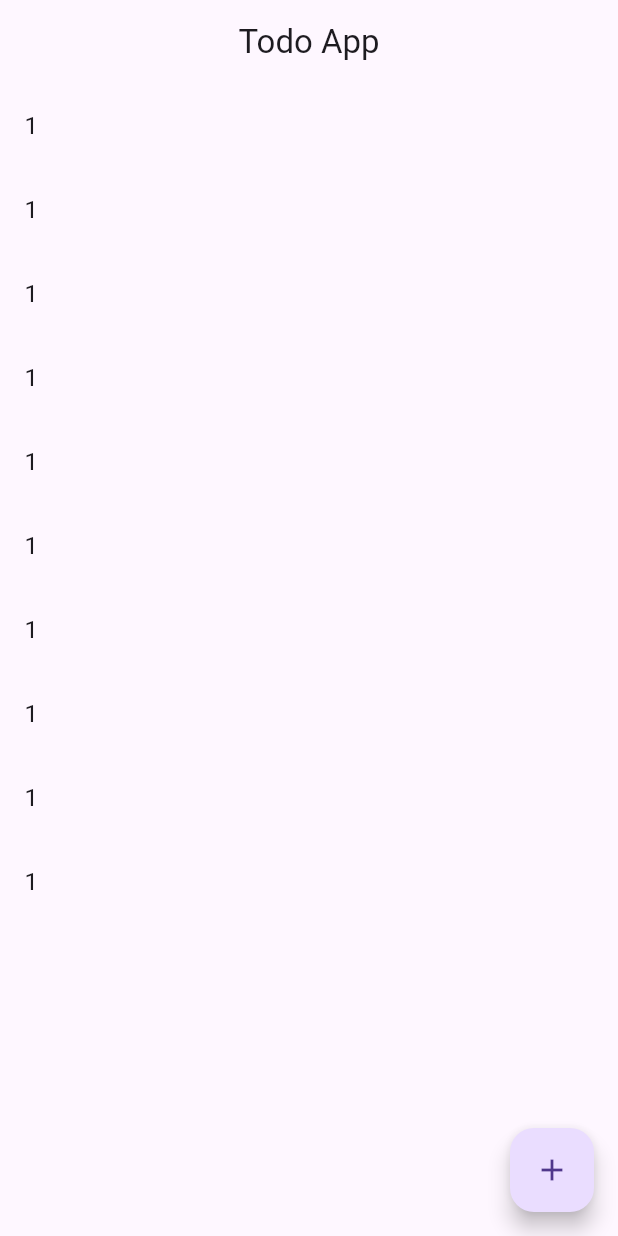
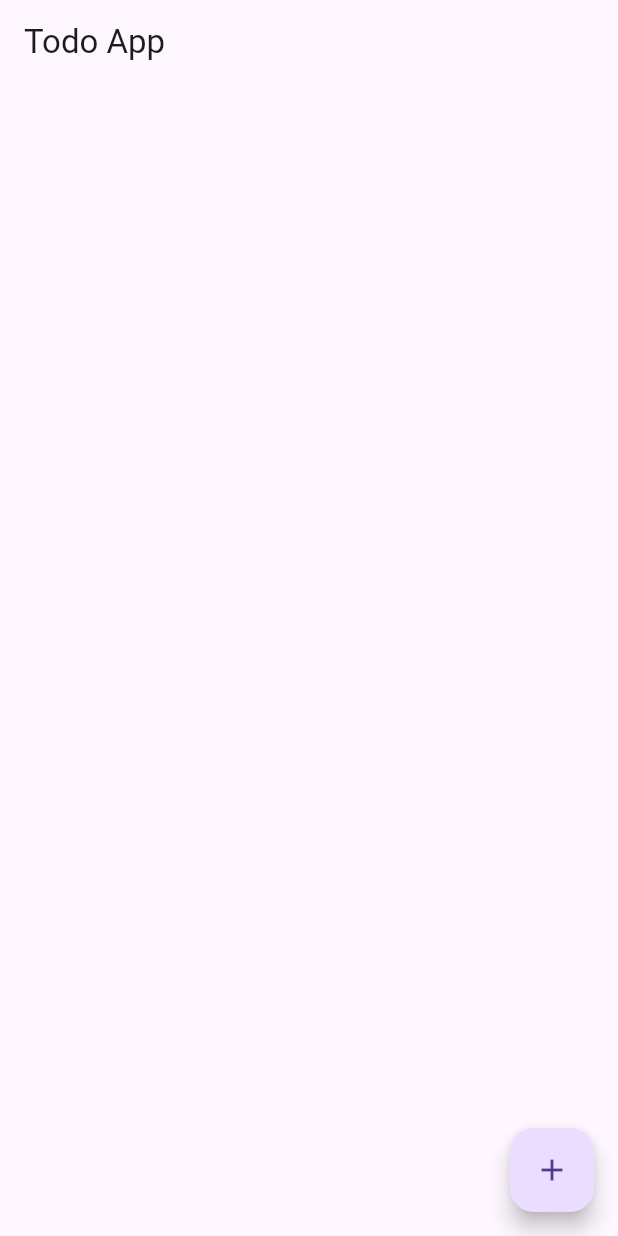
Before and after one commit to nissan13/Todo_List_Bloc, a Flutter app: the screen it shows after launch, on a phone screen of 412 x 824 dp. Run offline on Flutter 3.47's test engine with Material 3 defaults, Android fonts, the phone set to English and light mode, and no system bars; our stand-ins replace equatable, flutter_bloc.

Commit message:
updated the application

```diff
--- /dev/null
+++ b/lib/bloc/todo_bloc.dart
@@ -0,0 +1,55 @@
+// import 'package:flutter_bloc/flutter_bloc.dart';
+// import 'package:todo_application_bloc/bloc/todo_event.dart';
+// import 'package:todo_application_bloc/bloc/todo_state.dart';
+// import 'package:todo_application_bloc/model/todo.dart';
+
+// class TodoBloc extends Bloc<TodoEvent, TodoState> {
+//   TodoBloc() : super(TodoState(const []));
+
+//   @override
+//   Stream<TodoState> mapEventToState(TodoEvent event) async* {
+//     if (event is AddTodoEvent) {
+//       yield TodoState([...state.todos, event.todo]);
+//     } else if (event is ToggleTodoEvent) {
+//       List<Todo> todos = List.from(state.todos);
+//       todos[event.index].isCompleted = !todos[event.index].isCompleted;
+//       yield TodoState(todos);
+//     } else if (event is RemoveTodoEvent) {
+//       List<Todo> todos = List.from(state.todos);
+//       todos.removeAt(event.index);
+//       yield TodoState(todos);
+//     }
+//   }
+// }
+
+// todo_bloc.dart
+import 'dart:async';
+
+import 'package:flutter_bloc/flutter_bloc.dart';
+import 'package:todo_application_bloc/model/todo.dart';
+import 'todo_event.dart';
+import 'todo_state.dart';
+
+class TodoBloc extends Bloc<TodoEvent, TodoState> {
+  TodoBloc() : super(TodoState( [])) {
+    on<AddTodoEvent>(_mapAddTodoToState);
+    on<ToggleTodoEvent>(_mapToggleTodoToState);
+    on<RemoveTodoEvent>(_mapRemoveTodoToState);
+  }
+
+   FutureOr<void> _mapAddTodoToState(AddTodoEvent event, Emitter<TodoState> emit) async {
+    emit(TodoState([...state.todos, event.todo]));
+  }
+
+  FutureOr<void> _mapToggleTodoToState(ToggleTodoEvent event, Emitter<TodoState> emit) async {
+    List<Todo> todos = List.from(state.todos);
+    todos[event.index].isCompleted = !todos[event.index].isCompleted;
+    emit(TodoState(todos));
+  }
+
+  FutureOr<void> _mapRemoveTodoToState(RemoveTodoEvent event, Emitter<TodoState> emit) async {
+    List<Todo> todos = List.from(state.todos);
+    todos.removeAt(event.index);
+    emit(TodoState(todos));
+  }
+}
--- /dev/null
+++ b/lib/bloc/todo_event.dart
@@ -0,0 +1,31 @@
+import 'package:equatable/equatable.dart';
+import 'package:todo_application_bloc/model/todo.dart';
+
+abstract class TodoEvent extends Equatable {}
+
+class AddTodoEvent extends TodoEvent {
+  final Todo todo;
+
+  AddTodoEvent(this.todo);
+
+  @override
+  List<Object?> get props => [todo];
+}
+
+class ToggleTodoEvent extends TodoEvent {
+  final int index;
+
+  ToggleTodoEvent(this.index);
+
+  @override
+  List<Object?> get props => [index];
+}
+
+class RemoveTodoEvent extends TodoEvent {
+  final int index;
+
+  RemoveTodoEvent(this.index);
+
+  @override
+  List<Object?> get props => [index];
+}
--- /dev/null
+++ b/lib/bloc/todo_state.dart
@@ -0,0 +1,11 @@
+import 'package:equatable/equatable.dart';
+import 'package:todo_application_bloc/model/todo.dart';
+
+class TodoState extends Equatable {
+  final List<Todo> todos;
+
+  TodoState(this.todos);
+
+  @override
+  List<Object?> get props => [todos];
+}
--- a/lib/main.dart
+++ b/lib/main.dart
@@ -1,18 +1,25 @@
 import 'package:flutter/material.dart';
-import 'package:todo_application_bloc/screens/todo_page.dart';
+import 'package:flutter_bloc/flutter_bloc.dart';
+import 'package:todo_application_bloc/bloc/todo_bloc.dart';
+import 'package:todo_application_bloc/screens/todo_screen.dart';
 
 void main() {
-  runApp(const MyApp());
+  runApp(MyApp());
 }
 
 class MyApp extends StatelessWidget {
-  const MyApp({super.key});
-
   @override
   Widget build(BuildContext context) {
-    return const MaterialApp(
-      home: Todo(),
-      title: "TodoApp",
+    return BlocProvider(
+      create: (context) => TodoBloc(),
+      child: MaterialApp(
+        debugShowCheckedModeBanner: false,
+        title: 'Todo App',
+        theme: ThemeData(
+          primarySwatch: Colors.blue,
+        ),
+        home: TodoScreen(),
+      ),
     );
   }
 }
--- /dev/null
+++ b/lib/model/todo.dart
@@ -0,0 +1,11 @@
+import 'package:equatable/equatable.dart';
+
+class Todo extends Equatable {
+  final String title;
+  bool isCompleted;
+
+  Todo( this.title, {this.isCompleted = false});
+
+  @override
+  List<Object?> get props => [title, isCompleted];
+}
--- a/lib/screens/todo_page.dart
+++ /dev/null
@@ -1,43 +0,0 @@
-import 'package:flutter/material.dart';
-import 'package:todo_application_bloc/screens/add_todos.dart';
-
-class Todo extends StatefulWidget {
-  const Todo({super.key});
-
-  @override
-  State<Todo> createState() => _TodoPageState();
-}
-
-class _TodoPageState extends State<Todo> {
-  final int count = 0;
-  @override
-  Widget build(BuildContext context) {
-    return Scaffold(
-      appBar: AppBar(
-        title: const Text("Todo App"),
-        elevation: 0.0,
-        centerTitle: true,
-      ),
-      body: ListView.builder(
-        itemCount: 10,
-        itemBuilder: (BuildContext context, int index) {
-          int counter = count + 1;
-          return ListTile(
-            title: Text("$counter"),
-          );
-        },
-      ),
-      floatingActionButton: FloatingActionButton(
-        onPressed: () {
-          Navigator.push(
-            context,
-            MaterialPageRoute(
-              builder: (context) => const AddTodo(),
-            ),
-          );
-        },
-        child: const Icon(Icons.add),
-      ),
-    );
-  }
-}
```
Also changed, not shown: lib/screens/add_todos.dart (deleted, +0 -15 lines), lib/screens/todo_screen.dart (added, +88 -0 lines).
